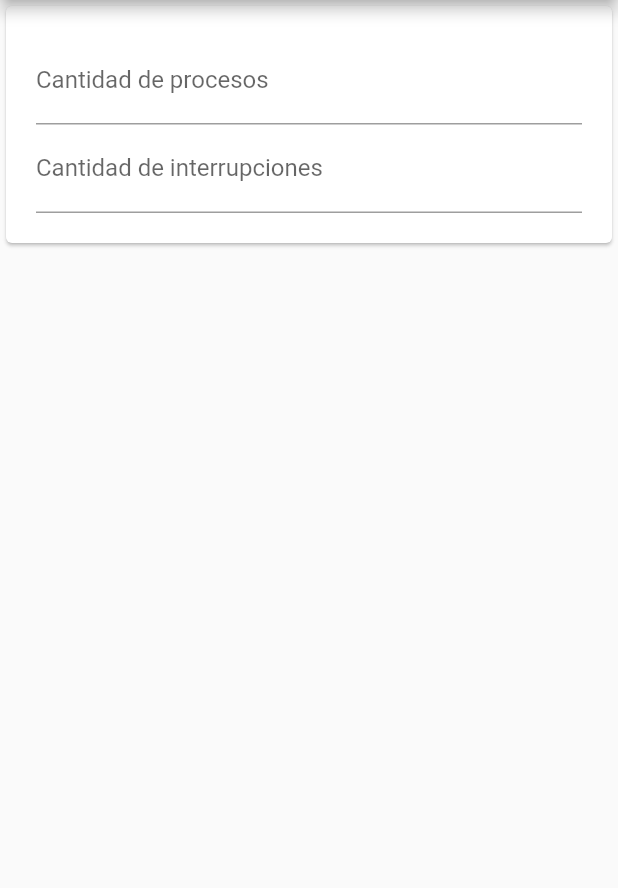
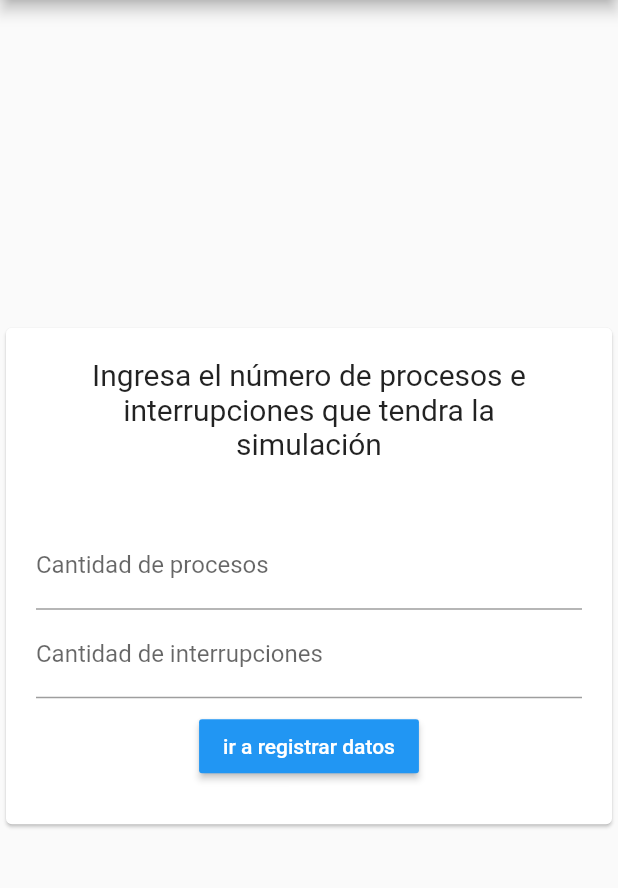
Before and after one commit to JavCho23/TaskManager, a Flutter app: the screen it shows after launch, on a phone screen of 412 x 824 dp, the part 84-972 px from its top. Run offline on Flutter 3.47's test engine with Material 2 defaults, Android fonts, the phone set to English and light mode, and no system bars.

Commit message:
armando vistas

```diff
--- /dev/null
+++ b/formulario/lib/class/interruption.dart
@@ -0,0 +1,13 @@
+class InterruptionConfig {
+  int tipo;
+  int blocked;
+  int suspended;
+  InterruptionConfig(this.tipo, this.blocked, this.suspended);
+}
+
+class Interruption {
+  int tipo;
+  int inst;
+
+  Interruption(this.tipo, this.inst);
+}
--- /dev/null
+++ b/formulario/lib/class/process.dart
@@ -0,0 +1,68 @@
+import 'package:formulario/class/interruption.dart';
+
+class Process {
+  int id;
+  int arrived;
+  int time;
+  int priority;
+  bool crossed = false;
+  int timeLeft;
+  int block;
+  int sus;
+  int lastType;
+  int inst;
+  List<Interruption> interruptions;
+  Process(this.id, this.arrived, this.time, this.priority, this.interruptions) {
+    ordenarInterrupciones(interruptions, 0, interruptions.length - 1);
+    lastType = 0;
+    timeLeft = time;
+    block = 0;
+  }
+  Process.clone(this.id, this.arrived, this.time, this.priority, this.timeLeft,
+      this.interruptions, this.block, this.lastType, this.sus, this.inst);
+  Interruption getNextInterruption() {
+    if (interruptions.length > 0) return interruptions.first;
+    return null;
+  }
+
+  void deleteInterruption(int type) {
+    for (Interruption interruption in interruptions) {
+      if (interruption.tipo == type) {
+        interruptions.remove(interruption);
+        break;
+      }
+    }
+  }
+
+  void ordenarInterrupciones(List<Interruption> data, int izq, int der) {
+    Interruption pivote = data[izq]; // tomamos primer elemento como pivote
+    int i = izq; // i realiza la búsqueda de izquierda a derecha
+    int j = der; // j realiza la búsqueda de derecha a izquierda
+    Interruption aux;
+
+    while (i < j) {
+      // mientras no se crucen las búsquedas
+      while (data[i].inst <= pivote.inst && i < j)
+        i++; // busca elemento mayor que pivote
+      while (data[j].inst > pivote.inst) j--; // busca elemento menor que pivote
+      if (i < j) {
+        // si no se han cruzado
+        aux = data[i]; // los intercambia
+        data[i] = data[j];
+        data[j] = aux;
+      }
+    }
+    data[izq] =
+        data[j]; // se coloca el pivote en su lugar de forma que tendremos
+    data[j] = pivote; // los menores a su izquierda y los mayores a su derecha
+    if (izq < j - 1)
+      ordenarInterrupciones(data, izq, j - 1); // ordenamos subarray izquierdo
+    if (j + 1 < der)
+      ordenarInterrupciones(data, j + 1, der); // ordenamos subarray derecho
+  }
+
+  @override
+  String toString() {
+    return 'P$id timeleft:$time';
+  }
+}
--- /dev/null
+++ b/formulario/lib/class/state.dart
@@ -0,0 +1,12 @@
+class State {
+  int id;
+  List<int> inst;
+  String state;
+
+  State(this.id, this.inst, this.state);
+
+  @override
+  String toString() {
+    return 'P$id $inst $state';
+  }
+}
--- a/formulario/lib/main.dart
+++ b/formulario/lib/main.dart
@@ -1,4 +1,5 @@
 import 'package:flutter/material.dart';
+import 'package:formulario/register_data.dart';
 
 void main() => runApp(MyApp());
 
@@ -7,7 +8,7 @@ class MyApp extends StatelessWidget {
   @override
   Widget build(BuildContext context) {
     return MaterialApp(
-      title: 'Quantum',
+      title: 'TaskManager',
       theme: ThemeData(
         // This is the theme of your application.
         //
@@ -44,7 +45,7 @@ class MyHomePage extends StatefulWidget {
 }
 
 class _MyHomePageState extends State<MyHomePage> {
-  final _formKey = GlobalKey<FormState>();
+  final formKey = GlobalKey<FormState>();
   int breaks, processes;
 
   @override
@@ -67,31 +68,91 @@ class _MyHomePageState extends State<MyHomePage> {
         child: Column(
           children: <Widget>[
             Card(
-              child: Padding(
-                padding: EdgeInsets.all(20.0),
-                child: Form(
-                  key: _formKey,
-                  child: Column(
-                    children: <Widget>[
-                      TextFormField(
-                        decoration:
-                            InputDecoration(labelText: 'Cantidad de procesos'),
-                        keyboardType: TextInputType.number,
+              child: Column(
+                children: <Widget>[
+                  Padding(
+                    padding: EdgeInsets.all(20.0),
+                    child: Row(
+                      mainAxisAlignment: MainAxisAlignment.center,
+                      children: <Widget>[
+                        Container(
+                          width: 300,
+                          child: Text(
+                            'Ingresa el número de procesos e interrupciones que tendra la simulación',
+                            textAlign: TextAlign.center,
+                            style: TextStyle(
+                              fontSize: 20,
+                            ),
+                          ),
+                        )
+                      ],
+                    ),
+                  ),
+                  Padding(
+                    padding: EdgeInsets.all(20.0),
+                    child: Form(
+                      key: formKey,
+                      child: Column(
+                        children: <Widget>[
+                          TextFormField(
+                            decoration: InputDecoration(
+                                labelText: 'Cantidad de procesos'),
+                            keyboardType: TextInputType.number,
+                            validator: (input) => input.length == 0
+                                ? 'Ingrese un número correcto'
+                                : null,
+                            onSaved: (input) => processes = int.parse(input),
+                          ),
+                          TextFormField(
+                            decoration: InputDecoration(
+                                labelText: 'Cantidad de interrupciones'),
+                            keyboardType: TextInputType.number,
+                            validator: (input) => input.length == 0
+                                ? 'Ingrese un número correcto'
+                                : null,
+                            onSaved: (input) => breaks = int.parse(input),
+                          ),
+                          Row(
+                            mainAxisAlignment: MainAxisAlignment.center,
+                            children: <Widget>[
+                              Padding(
+                                padding: const EdgeInsets.all(8.0),
+                                child: MaterialButton(
+                                  color: Theme.of(context).primaryColor,
+                                  onPressed: _submit,
+                                  child: Text(
+                                    'ir a registrar datos',
+                                    style: TextStyle(color: Colors.white),
+                                  ),
+                                ),
+                              )
+                            ],
+                          )
+                        ],
                       ),
-                      TextFormField(
-                        decoration: InputDecoration(
-                            labelText: 'Cantidad de interrupciones'),
-                        keyboardType: TextInputType.number,
-                      )
-                    ],
-                  ),
-                ),
+                    ),
+                  )
+                ],
               ),
             )
           ],
+          mainAxisAlignment: MainAxisAlignment.center,
         ),
       ),
       // This trailing comma makes auto-formatting nicer for build methods.
     );
   }
+
+  void _submit() {
+    if (formKey.currentState.validate()) {
+      formKey.currentState.save();
+      Navigator.of(context).push(MaterialPageRoute(builder: (context) {
+        return MyRegisterPage(
+          title: 'TaskManager',
+          interruptions: breaks,
+          processes: processes,
+        );
+      }));
+    }
+  }
 }
--- a/formulario/pubspec.yaml
+++ b/formulario/pubspec.yaml
@@ -14,7 +14,7 @@ description: A new Flutter project.
 version: 1.0.0+1
 
 environment:
-  sdk: ">=2.1.0 <3.0.0"
+  sdk: ">=2.2.2 <3.0.0"
 
 dependencies:
   flutter:
```
Also changed, not shown: formulario/lib/class/structures.dart (added, +111 -0 lines), formulario/lib/register_data.dart (added, +124 -0 lines), formulario/lib/result_view.dart (added, +58 -0 lines), formulario/lib/result_views/DataEstructurePage.dart (added, +20 -0 lines), formulario/lib/result_views/GraphicPage.dart (added, +17 -0 lines), formulario/lib/result_views/StatePage.dart (added, +17 -0 lines), formulario/lib/result_views/TracePage.dart (added, +17 -0 lines), formulario/lib/simulation.dart (added, +132 -0 lines).
